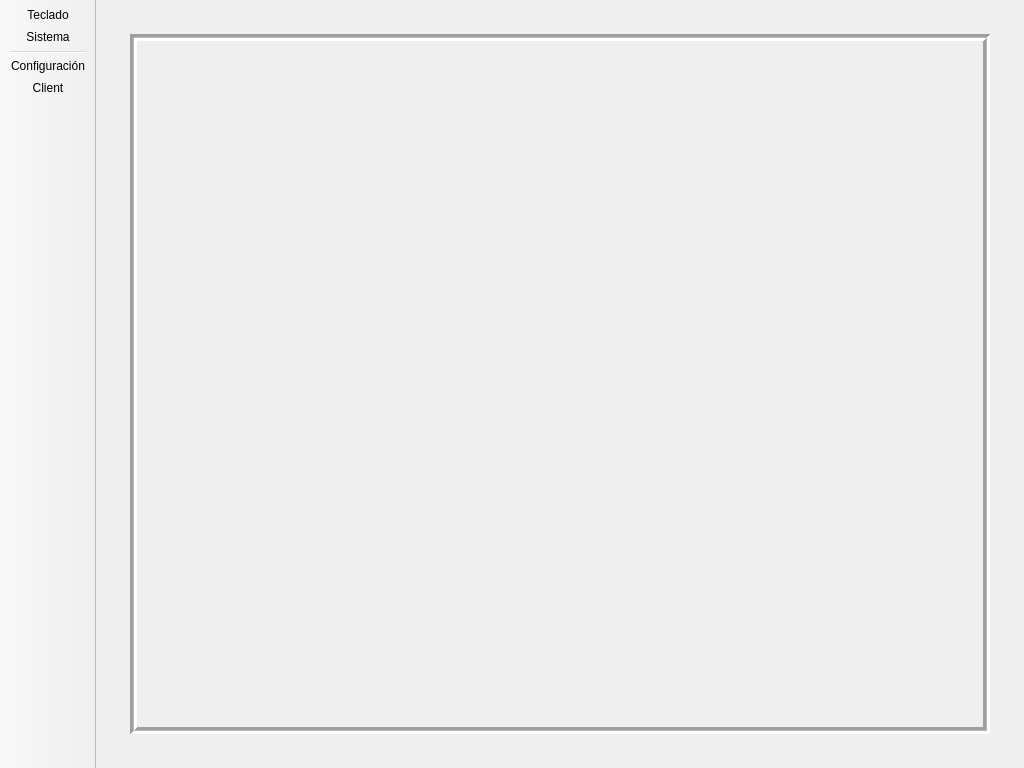
First picture: the form in nqtrucksserver/Desktop/Desktop.ui, repository sunsiz/nQTrucks, before the edit.
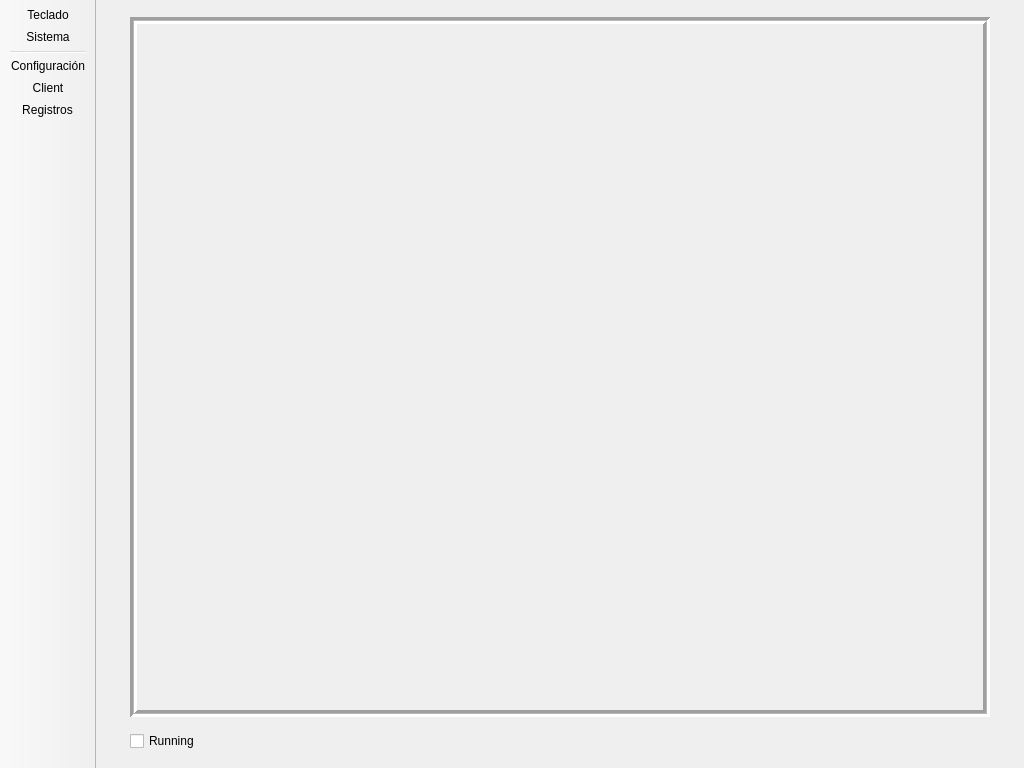
Second picture: the form after the edit. Icons and pictures are not drawn.

Patch:
```diff
--- a/nqtrucksserver/Desktop/Desktop.ui
+++ b/nqtrucksserver/Desktop/Desktop.ui
@@ -68,6 +68,13 @@
       </property>
      </widget>
     </item>
+    <item row="1" column="0">
+     <widget class="QCheckBox" name="runningCheckBox">
+      <property name="text">
+       <string>Running</string>
+      </property>
+     </widget>
+    </item>
    </layout>
   </widget>
   <widget class="QToolBar" name="systemToolBar">
@@ -85,8 +92,8 @@
    </property>
    <property name="iconSize">
     <size>
-     <width>32</width>
-     <height>32</height>
+     <width>64</width>
+     <height>64</height>
     </size>
    </property>
    <property name="toolButtonStyle">
@@ -106,6 +113,7 @@
    <addaction name="separator"/>
    <addaction name="actionConfiguracion"/>
    <addaction name="actionClient"/>
+   <addaction name="actionRegistros"/>
   </widget>
   <action name="actionSystemSettings">
    <property name="icon">
@@ -191,7 +199,20 @@
     <string>Configuración de nQTrucks</string>
    </property>
    <property name="menuRole">
-    <enum>QAction::PreferencesRole</enum>
+    <enum>QAction::ApplicationSpecificRole</enum>
+   </property>
+  </action>
+  <action name="actionRegistros">
+   <property name="checkable">
+    <bool>true</bool>
+   </property>
+   <property name="icon">
+    <iconset>
+     <normalon>:/temp/icons/system/devices/stock_new-24h-appointment.png</normalon>
+    </iconset>
+   </property>
+   <property name="text">
+    <string>Registros</string>
    </property>
   </action>
  </widget>
```
Left out of the diff: 2 changed lines with no effect on the pictures.
